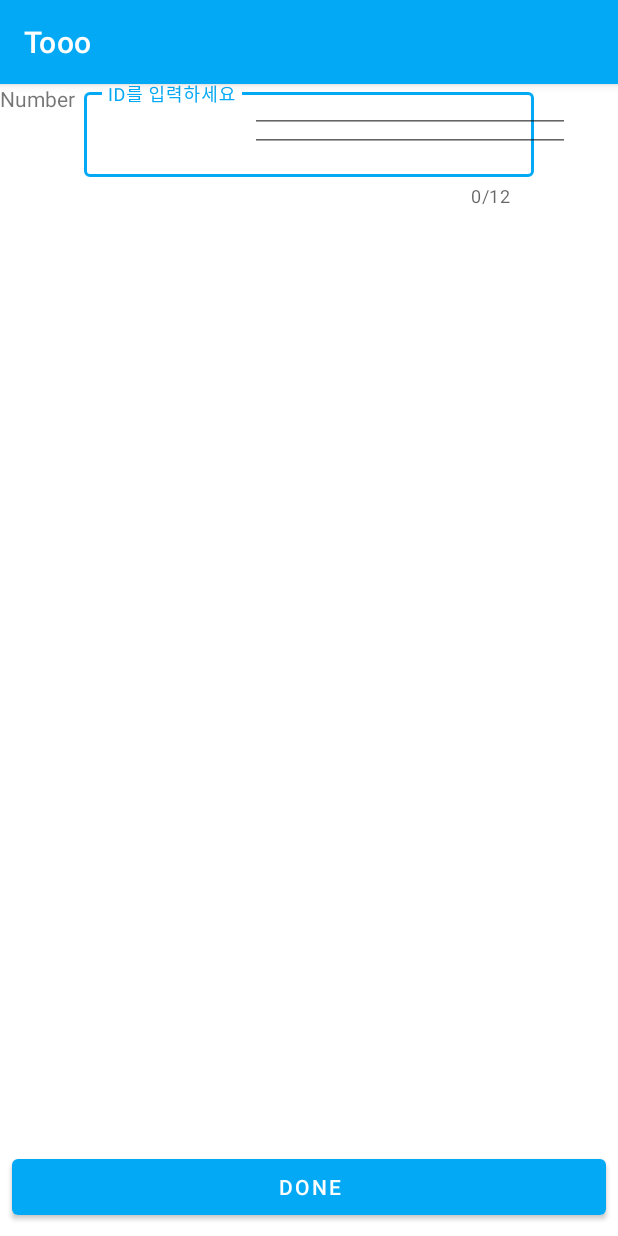
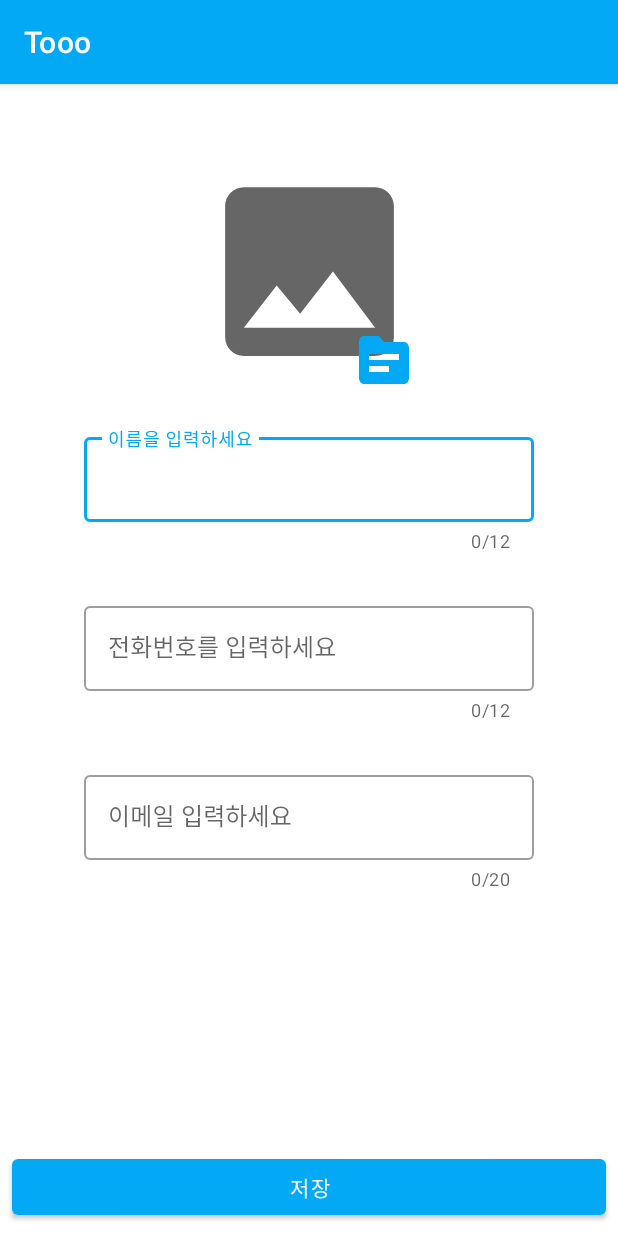
Before and after one commit to SeunggiHong/tooo, an Android app: the AddActivity screen opened directly, with no data from a screen before it, on a phone screen of 412 x 824 dp. Run offline under Robolectric (Android 15) with nearby library versions, the phone set to English and light mode, and no system bars; our stand-ins replace Room's generated code; libraries missing offline, so code that uses them is left out: com.nhn.android.

Commit message:
picture selector

```diff
--- a/app/src/main/AndroidManifest.xml
+++ b/app/src/main/AndroidManifest.xml
@@ -12,7 +12,8 @@
         android:roundIcon="@mipmap/ic_launcher_round"
         android:supportsRtl="true"
         android:theme="@style/Theme.Tooo">
-        <activity android:name=".views.AddActivity"></activity>
+        <activity android:name=".views.PictureActivity" android:theme="@style/Theme.AppCompat.Light.NoActionBar"/>
+        <activity android:name=".views.AddActivity" />
         <activity android:name=".views.SplashActivity">
             <intent-filter>
                 <action android:name="android.intent.action.MAIN" />
--- /dev/null
+++ b/app/src/main/java/com/example/tooo/data/Picture.kt
@@ -0,0 +1,5 @@
+package com.example.tooo.data
+
+data class Picture(
+    var url: String
+)
--- a/app/src/main/java/com/example/tooo/views/AddActivity.kt
+++ b/app/src/main/java/com/example/tooo/views/AddActivity.kt
@@ -1,5 +1,6 @@
 package com.example.tooo.views
 
+import android.content.Intent
 import androidx.appcompat.app.AppCompatActivity
 import android.os.Bundle
 import android.util.Log
@@ -7,6 +8,7 @@ import android.widget.Button
 import android.widget.EditText
 import android.widget.Toast
 import androidx.lifecycle.ViewModelProvider
+import com.example.tooo.App
 import com.example.tooo.R
 import com.example.tooo.data.User
 import com.example.tooo.utils.Constants.TAG
@@ -14,6 +16,8 @@ import com.example.tooo.utils.EXTRAS.EXTRA_USER_ID
 import com.example.tooo.utils.EXTRAS.EXTRA_USER_NAME
 import com.example.tooo.utils.EXTRAS.EXTRA_USER_PHONE
 import com.example.tooo.viewmodel.UserViewModel
+import com.google.android.material.button.MaterialButton
+import com.nhn.android.naverlogin.data.OAuthLoginData
 
 class AddActivity : AppCompatActivity() {
 
@@ -24,15 +28,18 @@ class AddActivity : AppCompatActivity() {
     lateinit var mEtPhoto: EditText
     lateinit var mEtMail: EditText
     lateinit var mEtPhone: EditText
-    lateinit var mBtnAdd: Button
+    lateinit var mBtnAdd: MaterialButton
+    lateinit var mBtnPic: MaterialButton
 
     override fun onCreate(savedInstanceState: Bundle?) {
         super.onCreate(savedInstanceState)
         setContentView(R.layout.activity_add)
+        Log.d(TAG, "AddActivity - onCreate() called")
 
         mEtName = findViewById(R.id.et_add_name)
         mEtPhone = findViewById(R.id.et_add_phone)
         mBtnAdd = findViewById(R.id.btn_add)
+        mBtnPic = findViewById(R.id.btn_picsel)
 
         userViewmodel = ViewModelProvider(this).get(UserViewModel::class.java)
 
@@ -61,6 +68,31 @@ class AddActivity : AppCompatActivity() {
             }
         }
 
+        mBtnPic.setOnClickListener {
+            val intent = Intent(App.instance, PictureActivity::class.java)
+            startActivity(intent)
+        }
+
+    }
+
+    override fun onStart() {
+        super.onStart()
+        Log.d(TAG, "AddActivity - onStart() called")
+    }
+
+    override fun onResume() {
+        super.onResume()
+        Log.d(TAG, "AddActivity - onResume() called")
+    }
+
+    override fun onPause() {
+        super.onPause()
+        Log.d(TAG, "AddActivity - onPause() called")
+    }
+
+    override fun onDestroy() {
+        super.onDestroy()
+        Log.d(TAG, "AddActivity - onDestroy() called")
     }
 
 
--- /dev/null
+++ b/app/src/main/res/drawable/ic_baseline_topic_24.xml
@@ -0,0 +1,5 @@
+<vector android:height="24dp" android:tint="#222222"
+    android:viewportHeight="24" android:viewportWidth="24"
+    android:width="24dp" xmlns:android="http://schemas.android.com/apk/res/android">
+    <path android:fillColor="@android:color/white" android:pathData="M20,6h-8l-2,-2H4C2.9,4 2.01,4.9 2.01,6L2,18c0,1.1 0.9,2 2,2h16c1.1,0 2,-0.9 2,-2V8C22,6.9 21.1,6 20,6zM14,16H6v-2h8V16zM18,12H6v-2h12V12z"/>
+</vector>
--- a/app/src/main/res/layout/activity_add.xml
+++ b/app/src/main/res/layout/activity_add.xml
@@ -7,67 +7,103 @@
     android:layout_height="match_parent"
     tools:context=".views.AddActivity">
 
+    <ImageView
+        android:id="@+id/iv_face"
+        android:layout_width="150dp"
+        android:layout_height="150dp"
+        android:src="@drawable/ic_baseline_image_24"
+        app:layout_constraintEnd_toEndOf="parent"
+        app:layout_constraintStart_toStartOf="parent"
+        app:layout_constraintTop_toTopOf="parent"
+        android:layout_marginTop="50dp"
+        />
+
+    <com.google.android.material.button.MaterialButton
+        android:id="@+id/btn_picsel"
+        android:layout_width="40dp"
+        android:layout_height="wrap_content"
+        android:background="@drawable/ic_baseline_topic_24"
+        app:layout_constraintTop_toTopOf="parent"
+        app:layout_constraintEnd_toEndOf="parent"
+        app:layout_constraintStart_toStartOf="parent"
+        android:layout_marginTop="160dp"
+        android:layout_marginLeft="100dp"
+        />
+
     <com.google.android.material.textfield.TextInputLayout
         android:id="@+id/il_id"
         android:layout_width="300dp"
         android:layout_height="wrap_content"
-        app:layout_constraintTop_toBottomOf="@+id/iv_logo"
+        app:counterEnabled="true"
+        app:counterMaxLength="12"
+        app:endIconMode="clear_text"
+        app:layout_constraintEnd_toEndOf="parent"
+        app:layout_constraintStart_toStartOf="parent"
+        app:layout_constraintTop_toBottomOf="@+id/iv_face"
+        style="@style/Widget.MaterialComponents.TextInputLayout.OutlinedBox"
+        app:shapeAppearance="@style/ShapeAppearance.MaterialComponents.MediumComponent"
+        android:layout_marginTop="30dp"
+        >
+
+        <com.google.android.material.textfield.TextInputEditText
+            android:id="@+id/et_add_name"
+            android:layout_width="300dp"
+            android:layout_height="wrap_content"
+            android:hint="이름을 입력하세요"
+            android:inputType="text"
+            android:maxLength="12" />
+    </com.google.android.material.textfield.TextInputLayout>
+
+    <com.google.android.material.textfield.TextInputLayout
+        android:id="@+id/il_phone"
+        android:layout_width="300dp"
+        android:layout_height="wrap_content"
         app:layout_constraintStart_toStartOf="parent"
         app:layout_constraintEnd_toEndOf="parent"
+        app:layout_constraintTop_toBottomOf="@id/il_id"
         app:counterMaxLength="12"
         app:counterEnabled="true"
         app:endIconMode="clear_text"
         app:shapeAppearance="@style/ShapeAppearance.MaterialComponents.MediumComponent"
         style="@style/Widget.MaterialComponents.TextInputLayout.OutlinedBox"
-        android:layout_marginTop="50dp"
+        android:layout_marginTop="30dp"
         >
         <com.google.android.material.textfield.TextInputEditText
-            android:id="@+id/et_id"
+            android:id="@+id/et_add_phone"
             android:layout_width="300dp"
             android:layout_height="wrap_content"
             android:maxLength="12"
-            android:hint="ID를 입력하세요"
-            android:inputType="text"
+            android:hint="전화번호를 입력하세요"
+            android:inputType="phone"
             />
     </com.google.android.material.textfield.TextInputLayout>
 
-    <EditText
-        android:id="@+id/et_add_name"
-        android:layout_width="0dp"
+    <com.google.android.material.textfield.TextInputLayout
+        android:id="@+id/il_email"
+        android:layout_width="300dp"
         android:layout_height="wrap_content"
-        android:inputType="textPersonName"
-        android:ems="10"
-        app:layout_constraintBottom_toBottomOf="@+id/add_tv_name"
-        app:layout_constraintTop_toTopOf="@+id/add_tv_name"
-        app:layout_constraintStart_toEndOf="@+id/add_tv_name"
-        android:layout_marginStart="32dp"
+        app:layout_constraintStart_toStartOf="parent"
         app:layout_constraintEnd_toEndOf="parent"
-        android:layout_marginEnd="32dp"/>
+        app:layout_constraintTop_toBottomOf="@id/il_phone"
+        app:counterEnabled="true"
+        app:endIconMode="clear_text"
+        app:counterMaxLength="20"
+        style="@style/Widget.MaterialComponents.TextInputLayout.OutlinedBox"
+        android:layout_marginTop="30dp"
+        >
+        <com.google.android.material.textfield.TextInputEditText
+            android:id="@+id/et_add_email"
+            android:layout_width="300dp"
+            android:layout_height="wrap_content"
+            android:hint="이메일 입력하세요"
+            android:maxLength="20"
+            android:inputType="textEmailAddress"
+            />
+    </com.google.android.material.textfield.TextInputLayout>
 
-    <TextView
-        android:text="Number"
-        android:layout_width="wrap_content"
-        android:layout_height="wrap_content"
-        android:id="@+id/add_tv_number"
-        android:layout_marginTop="40dp"
-        app:layout_constraintTop_toBottomOf="@+id/add_tv_name"
-        app:layout_constraintStart_toStartOf="@+id/add_tv_name"/>
-
-    <EditText
-        android:id="@+id/et_add_phone"
-        android:layout_width="0dp"
-        android:layout_height="wrap_content"
-        android:ems="10"
-        app:layout_constraintStart_toStartOf="@+id/et_add_name"
-        app:layout_constraintTop_toTopOf="@+id/add_tv_number"
-        app:layout_constraintBottom_toBottomOf="@+id/add_tv_number"
-        app:layout_constraintEnd_toEndOf="parent"
-        android:layout_marginEnd="32dp"
-        android:inputType="phone"/>
-
-    <Button
+    <com.google.android.material.button.MaterialButton
         android:id="@+id/btn_add"
-        android:text="done"
+        android:text="저장"
         android:layout_width="0dp"
         android:layout_height="49dp"
         android:layout_marginBottom="8dp"
--- a/app/src/main/res/values/colors.xml
+++ b/app/src/main/res/values/colors.xml
@@ -8,4 +8,5 @@
     <color name="black">#FF000000</color>
     <color name="white">#FFFFFFFF</color>
     <color name="tooo">#03A9F4</color>
+    <color name="transpary">#80000000</color>
 </resources>
```
Also changed, not shown: app/src/main/java/com/example/tooo/adapter/PictureAdapter.kt (added, +55 -0 lines), app/src/main/java/com/example/tooo/viewholder/PictureViewHolder.kt (added, +44 -0 lines), app/src/main/java/com/example/tooo/views/PictureActivity.kt (added, +59 -0 lines), app/src/main/res/layout/activity_picture.xml (added, +21 -0 lines), app/src/main/res/layout/layout_pic_item.xml (added, +16 -0 lines).
